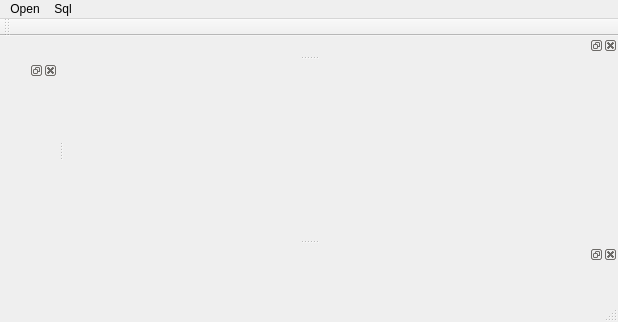
The window that mainwindow.ui (ArashMassoudieh/SqlQt) describes before a commit, drawn with Qt 5.
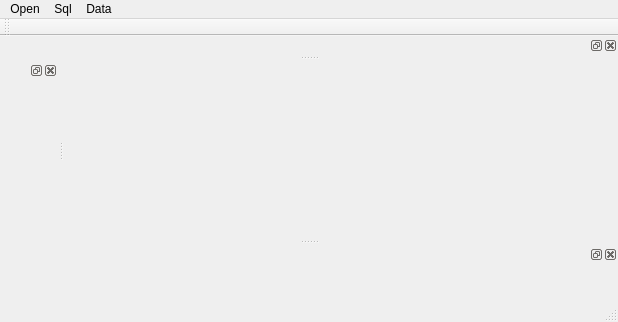
The same window after the commit.

```diff
--- a/mainwindow.ui
+++ b/mainwindow.ui
@@ -41,8 +41,15 @@
     </property>
     <addaction name="actionSql_Commands"/>
    </widget>
+   <widget class="QMenu" name="menuData">
+    <property name="title">
+     <string>Data</string>
+    </property>
+    <addaction name="actionAdd_Row"/>
+   </widget>
    <addaction name="menuOpen"/>
    <addaction name="menuSql"/>
+   <addaction name="menuData"/>
   </widget>
   <widget class="QToolBar" name="mainToolBar">
    <attribute name="toolBarArea">
```
Left out of the diff: 5 changed lines with no effect on the pictures.
